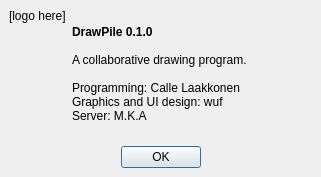
This is src/client/ui/about.ui in drawpile/Drawpile as Qt 5 draws it before an edit. The edited form follows.
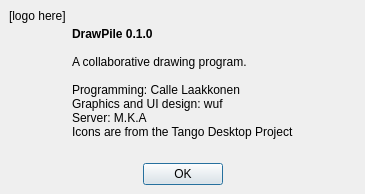
This is the edited form.

Diff of the .ui file:
```diff
--- a/src/client/ui/about.ui
+++ b/src/client/ui/about.ui
@@ -5,8 +5,8 @@
    <rect>
     <x>0</x>
     <y>0</y>
-    <width>321</width>
-    <height>177</height>
+    <width>365</width>
+    <height>194</height>
    </rect>
   </property>
   <property name="windowTitle" >
@@ -68,7 +68,8 @@
 &lt;p style="-qt-paragraph-type:empty; margin-top:0px; margin-bottom:0px; margin-left:0px; margin-right:0px; -qt-block-indent:0; text-indent:0px;">&lt;/p>
 &lt;p style=" margin-top:0px; margin-bottom:0px; margin-left:0px; margin-right:0px; -qt-block-indent:0; text-indent:0px;">Programming: Calle Laakkonen&lt;/p>
 &lt;p style=" margin-top:0px; margin-bottom:0px; margin-left:0px; margin-right:0px; -qt-block-indent:0; text-indent:0px;">Graphics and UI design: wuf&lt;/p>
-&lt;p style=" margin-top:0px; margin-bottom:0px; margin-left:0px; margin-right:0px; -qt-block-indent:0; text-indent:0px;">Server: M.K.A&lt;/p>&lt;/body>&lt;/html></string>
+&lt;p style=" margin-top:0px; margin-bottom:0px; margin-left:0px; margin-right:0px; -qt-block-indent:0; text-indent:0px;">Server: M.K.A&lt;/p>
+&lt;p style=" margin-top:0px; margin-bottom:0px; margin-left:0px; margin-right:0px; -qt-block-indent:0; text-indent:0px;">Icons are from the Tango Desktop Project&lt;/p>&lt;/body>&lt;/html></string>
        </property>
       </widget>
      </item>
```
